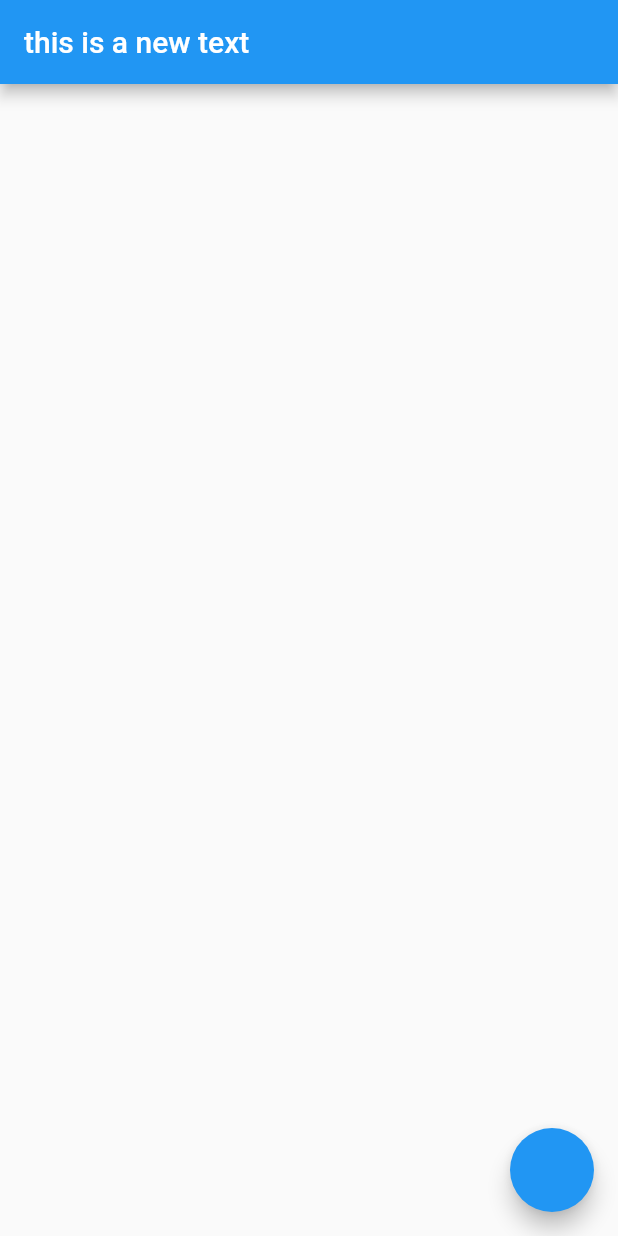
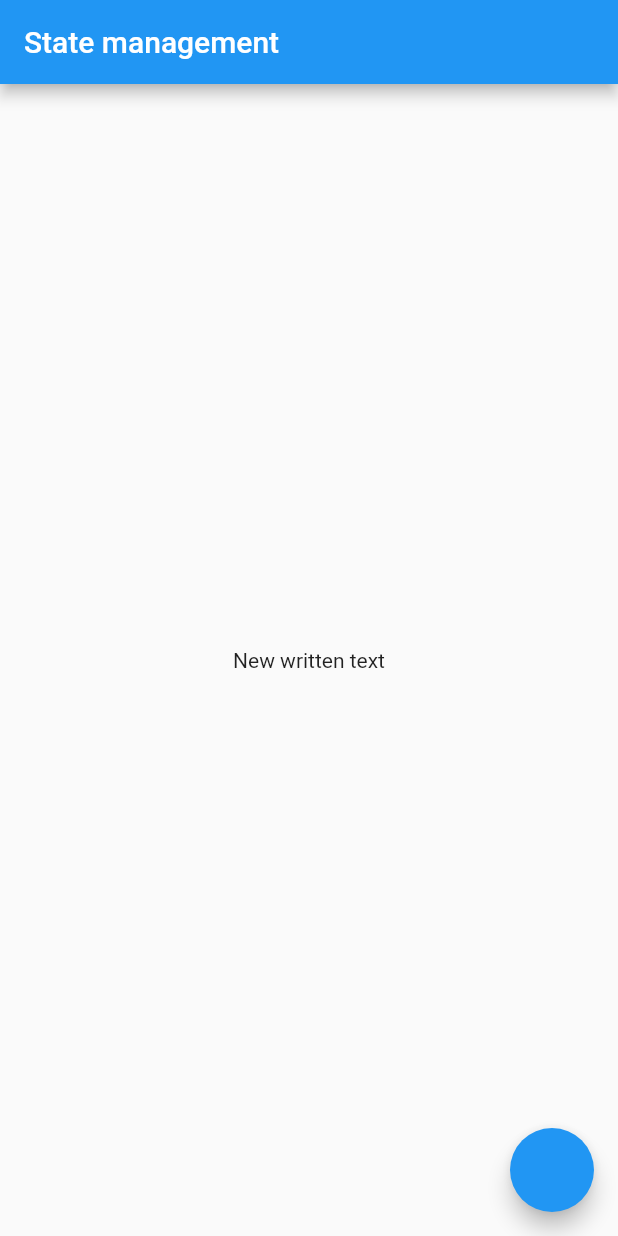
Before and after one commit to Elmurodjon01/state_management, a Flutter app: the screen it shows after launch, on a phone screen of 412 x 824 dp. Run offline on Flutter 3.47's test engine with Material 2 defaults, Android fonts, the phone set to English and light mode, and no system bars.

Commit message:
State management(beginner)

```diff
--- a/lib/main.dart
+++ b/lib/main.dart
@@ -1,4 +1,5 @@
 import 'package:flutter/material.dart';
+import 'package:provider/provider.dart';
 
 void main() {
   runApp(MyApp());
@@ -8,27 +9,34 @@ class MyApp extends StatelessWidget {
   MyApp({Key? key}) : super(key: key);
 
   @override
-  final newTextNotifier = ValueNotifier('this is a new text');
   Widget build(BuildContext context) {
     return MaterialApp(
       debugShowCheckedModeBanner: false,
-      home: Scaffold(
+      home: ChangeNotifierProvider(
+        create: (context) => ValueNotifier('New written text'),
+        child: MainPage(),
+      ),
+    );
+  }
+}
+
+class MainPage extends StatelessWidget {
+  MainPage({Key? key}) : super(key: key);
+
+  @override
+  Widget build(BuildContext context) {
+    return Scaffold(
       appBar: AppBar(
-          title: Text(newTextNotifier.value),
+        title: const Text('State management'),
       ),
       body: Center(
-          child: ValueListenableBuilder<String>(
-            valueListenable: newTextNotifier,
-            builder: (context, newText, child) {
-              return FirstWidget(text: newText);
-            },
-          ),
+        child: FirstWidget(),
       ),
       floatingActionButton: FloatingActionButton(
         onPressed: () {
-            newTextNotifier.value = "this is a brand new text";
+          final _textNotifier = context.read<ValueNotifier<String>>();
+          _textNotifier.value = "this is a brand new _textNotifier";
         },
-        ),
       ),
     );
   }
@@ -36,24 +44,27 @@ class MyApp extends StatelessWidget {
 
 class FirstWidget extends StatelessWidget {
   @override
-  final String text;
-  const FirstWidget({super.key, required this.text});
+  const FirstWidget({super.key});
 
   Widget build(BuildContext context) {
-    return Container();
+    return SecondWidget();
   }
 }
 
 class SecondWidget extends StatelessWidget {
   @override
+  const SecondWidget({super.key});
   Widget build(BuildContext context) {
-    return Container();
+    return ThirdWidget();
   }
 }
 
 class ThirdWidget extends StatelessWidget {
   @override
+  ThirdWidget({super.key});
+
   Widget build(BuildContext context) {
-    return Container();
+    final _textNotifier = context.watch<ValueNotifier<String>>();
+    return Text(_textNotifier.value);
   }
 }
--- a/pubspec.yaml
+++ b/pubspec.yaml
@@ -34,6 +34,7 @@ dependencies:
   # The following adds the Cupertino Icons font to your application.
   # Use with the CupertinoIcons class for iOS style icons.
   cupertino_icons: ^1.0.2
+  provider: ^6.0.3
 
 dev_dependencies:
   flutter_test:
```
Also changed, not shown: pubspec.lock. Lines whose indentation alone changed are shown as unchanged.
